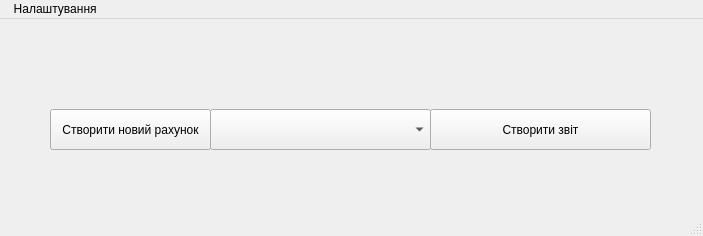
Qt form Finance_tracker_project/mainwindow.ui (OleksiyKhanov/money_manager_project) before a commit.
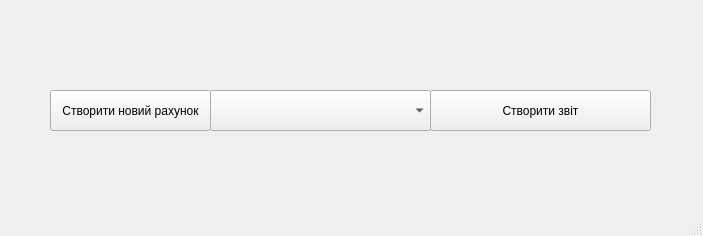
The same form after that commit.

```diff
--- a/Finance_tracker_project/mainwindow.ui
+++ b/Finance_tracker_project/mainwindow.ui
@@ -63,12 +63,6 @@
      <height>21</height>
     </rect>
    </property>
-   <widget class="QMenu" name="menu">
-    <property name="title">
-     <string> Налаштування</string>
-    </property>
-   </widget>
-   <addaction name="menu"/>
   </widget>
   <widget class="QStatusBar" name="statusbar"/>
  </widget>
```
Left out of the diff: 2 changed lines with no effect on the pictures.
